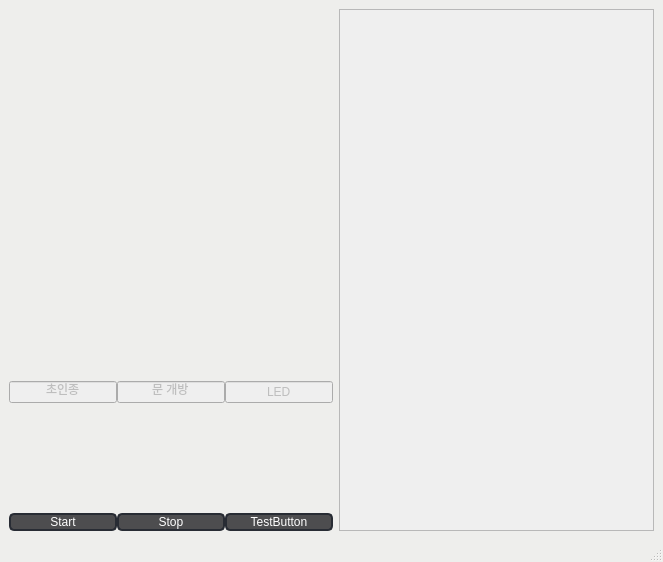
miiiingi/VEDA_FinalProject, file Server/face-recognition/face_recognition.ui: the form before one commit.
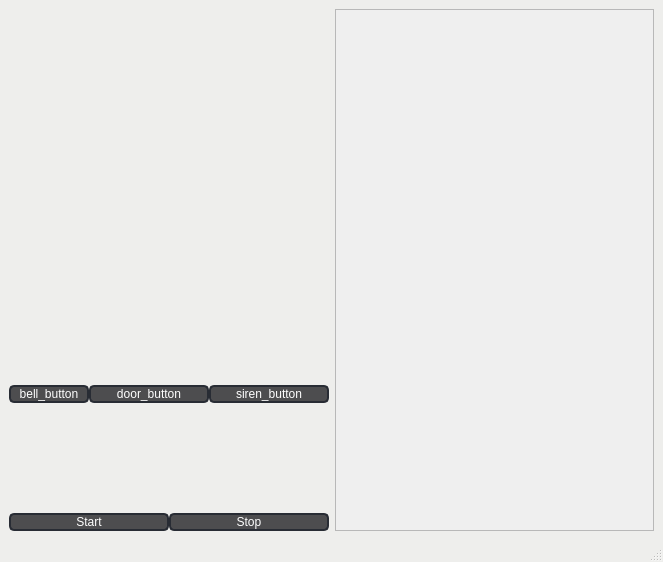
The form after the commit.

Commit message: fix: 기능 추가 이전의 ui 완성

The edit to the form file:
```diff
--- a/Server/face-recognition/face_recognition.ui
+++ b/Server/face-recognition/face_recognition.ui
@@ -95,21 +95,9 @@
           <item>
            <layout class="QVBoxLayout" name="bellLayout">
             <item>
-             <widget class="QLineEdit" name="lineEdit_2">
-              <property name="enabled">
-               <bool>false</bool>
-              </property>
-              <property name="sizePolicy">
-               <sizepolicy hsizetype="Fixed" vsizetype="Fixed">
-                <horstretch>0</horstretch>
-                <verstretch>0</verstretch>
-               </sizepolicy>
-              </property>
+             <widget class="QPushButton" name="bell_button">
               <property name="text">
-               <string>초인종</string>
-              </property>
-              <property name="alignment">
-               <set>Qt::AlignCenter</set>
+               <string>bell_button</string>
               </property>
              </widget>
             </item>
@@ -140,15 +128,9 @@
           <item>
            <layout class="QVBoxLayout" name="doorLayout">
             <item>
-             <widget class="QLineEdit" name="lineEdit">
-              <property name="enabled">
-               <bool>false</bool>
-              </property>
+             <widget class="QPushButton" name="door_button">
               <property name="text">
-               <string>문 개방</string>
-              </property>
-              <property name="alignment">
-               <set>Qt::AlignCenter</set>
+               <string>door_button</string>
               </property>
              </widget>
             </item>
@@ -173,15 +155,9 @@
           <item>
            <layout class="QVBoxLayout" name="sirenLayout">
             <item>
-             <widget class="QLineEdit" name="lineEdit_3">
-              <property name="enabled">
-               <bool>false</bool>
-              </property>
+             <widget class="QPushButton" name="siren_button">
               <property name="text">
-               <string>LED</string>
-              </property>
-              <property name="alignment">
-               <set>Qt::AlignCenter</set>
+               <string>siren_button</string>
               </property>
              </widget>
             </item>
@@ -227,13 +203,6 @@
             </property>
            </widget>
           </item>
-          <item>
-           <widget class="QPushButton" name="test_button">
-            <property name="text">
-             <string>TestButton</string>
-            </property>
-           </widget>
-          </item>
          </layout>
         </item>
        </layout>
```
The commit also changes 1 other file.
